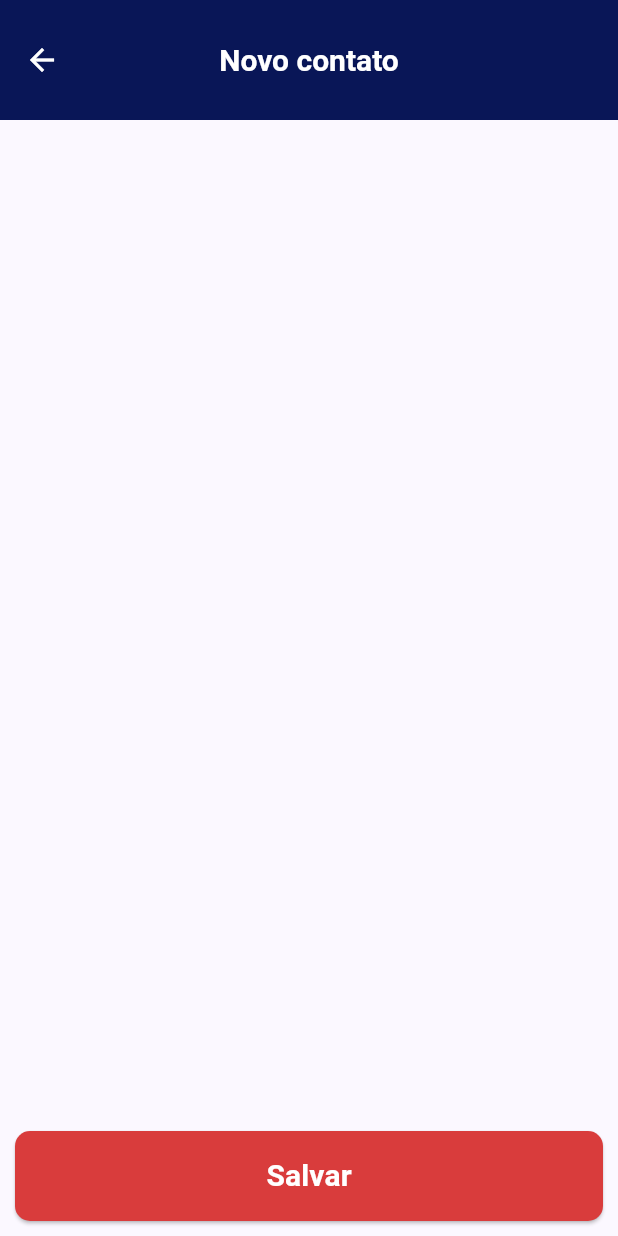
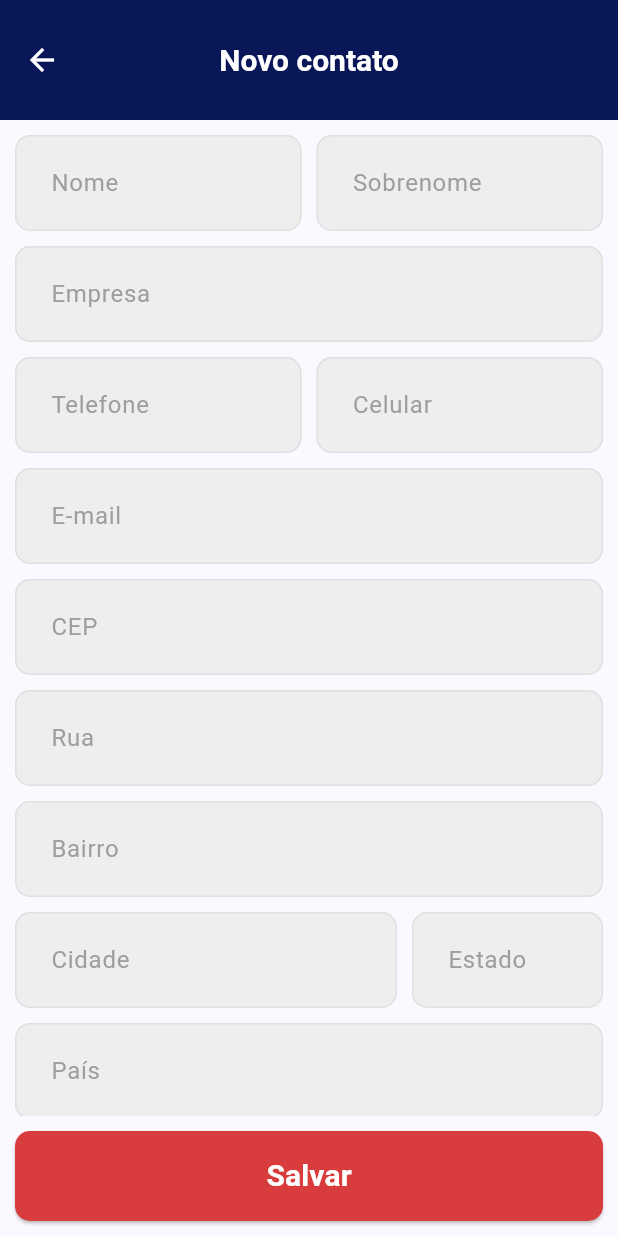
Before and after one commit to Vitor1703/contatos_flutter, a Flutter app: the ContatosPage screen opened directly, after a tap on the "person add" icon, on a phone screen of 412 x 824 dp. Run offline on Flutter 3.47's test engine with Material 3 defaults, Android fonts, the phone set to English and light mode, and no system bars; our stand-ins replace flutter_slidable.

Commit message:
finalizacao pages

```diff
--- /dev/null
+++ b/lib/components/container.dart
@@ -0,0 +1,80 @@
+import 'package:contatos_flutter/configs/color_config.dart';
+import 'package:contatos_flutter/configs/size_config.dart';
+import 'package:flutter/material.dart';
+
+Widget getContainer({
+  double? height,
+  double? width,
+  bool? canExpand,
+  EdgeInsetsGeometry? padding,
+  EdgeInsetsGeometry? margin,
+  Color? backgroundColor,
+  Alignment? alignment,
+  BorderRadiusGeometry? radius,
+  DecorationImage? image,
+  BoxShape? shape,
+  Widget? child,
+}) {
+  return Builder(
+    builder: (context) => Container(
+      height: height,
+      width: canExpand ?? true ? SizeConfig.maxWidthScreen(context) : width,
+      padding: padding ?? const EdgeInsets.all(SizeConfig.spacingDefault),
+      margin: margin,
+      alignment: alignment,
+      decoration: BoxDecoration(
+        color: backgroundColor ?? ColorConfig.grey,
+        borderRadius: shape!= null ? null : (radius ?? BorderRadius.circular(SizeConfig.radiusDefault)),
+        image: image,
+        shape: shape ?? BoxShape.rectangle,
+      ),
+      child: child,
+    ),
+  );
+}
+
+Widget getContainerOnTap({
+  void Function()? onTap,
+  double? height,
+  double? width,
+  bool? canExpand,
+  EdgeInsetsGeometry? padding,
+  EdgeInsetsGeometry? margin,
+  Color? backgroundColor,
+  Color? hoverColor,
+  Alignment? alignment,
+  BorderRadiusGeometry? radius,
+  Widget? child,
+}) {
+  bool isHoveredValue = false;
+
+  return StatefulBuilder(
+    builder: (context, setState) {
+      void onHover(bool isHovered) {
+        setState(() {
+          isHoveredValue = isHovered;
+        });
+      }
+
+      return MouseRegion(
+        cursor: SystemMouseCursors.click,
+        onEnter: (event) => onHover(true),
+        onExit: (event) => onHover(false),
+        child: GestureDetector(
+          onTap: onTap,
+          child: getContainer(
+            height: height,
+            width: width,
+            canExpand: canExpand,
+            padding: padding,
+            margin: margin,
+            backgroundColor: isHoveredValue ? (hoverColor ?? ColorConfig.hoverOpacity) : backgroundColor,
+            alignment: alignment,
+            radius: radius,
+            child: child,
+          ),
+        ),
+      );
+    },
+  );
+}
--- a/lib/components/form_field/form_field.dart
+++ b/lib/components/form_field/form_field.dart
@@ -2,8 +2,7 @@ import 'package:contatos_flutter/configs/size_config.dart';
 import 'package:flutter/material.dart';
 import 'package:flutter/services.dart';
 
-Widget getFormField(
-  TextEditingController controller, {
+Widget getFormField(TextEditingController controller, {
   double? marginBottom,
   double? width,
   InputDecoration? decoration,
@@ -29,6 +28,8 @@ Widget getFormField(
   void Function(String)? onChanged,
   String? Function(String?)? validator,
   List<TextInputFormatter>? inputFormatters,
+  int? minLines,
+  int? maxLines,
 }) {
   return Container(
     padding: EdgeInsets.only(bottom: marginBottom ?? SizeConfig.spacingDefault),
@@ -66,6 +67,8 @@ Widget getFormField(
       validator: validator,
       inputFormatters: inputFormatters ?? [],
       autovalidateMode: AutovalidateMode.onUserInteraction,
+      minLines: minLines ?? 1,
+      maxLines: maxLines ?? 1,
     ),
   );
 }
--- /dev/null
+++ b/lib/components/opcao/opcao.dart
@@ -0,0 +1,250 @@
+import 'package:contatos_flutter/components/container.dart';
+import 'package:contatos_flutter/components/slidable.dart';
+import 'package:contatos_flutter/configs/size_config.dart';
+import 'package:flutter/material.dart';
+import 'opcao_components.dart';
+
+class Opcao extends StatelessWidget {
+  final void Function()? onTap;
+  final List<Widget>? endAction;
+  final EdgeInsetsGeometry? padding;
+  final EdgeInsetsGeometry? margin;
+  final double? width;
+  final double? height;
+  final Color? hoverColor;
+  final Color? background;
+  final Gradient? gradient;
+  final BorderRadiusGeometry? radius;
+  final bool? showBorder;
+  final Color? borderColor;
+  final double? borderWidth;
+  final List<BoxShadow>? boxShadowList;
+  final DecorationImage? image;
+  final Widget? child;
+  final Widget? leading;
+  final bool? showIconLeading;
+  final Color? backgroundIconLeading;
+  final bool? backgroundIconLeadingWithOpacity;
+  final IconData? iconLeading;
+  final Color? iconColorLeading;
+  final double? iconSizeLeading;
+  final String? title;
+  final Widget? titleWidget;
+  final double? titleFontSize;
+  final Color? titleColor;
+  final bool? titleBold;
+  final bool? titleOverflow;
+  final TextDecoration? titleDecoration;
+  final double? titleSpacing;
+  final Widget? subtitleWidget;
+  final String? subtitle;
+  final double? subtitleFontSize;
+  final Color? subtitleColor;
+  final bool? subtitleBold;
+  final bool? subtitleOverflow;
+  final TextDecoration? subtitleDecoration;
+  final Widget? trailingWidget;
+  final IconData? iconTrailing;
+  final double? iconSizeTrailing;
+  final Color? iconColorTrailing;
+  final bool? showErrorMessage;
+  final String? errorMessage;
+  final bool? showExplicacao;
+
+  const Opcao({
+    super.key,
+    this.onTap,
+    this.endAction,
+    this.padding,
+    this.margin,
+    this.width,
+    this.height,
+    this.hoverColor,
+    this.background,
+    this.gradient,
+    this.radius,
+    this.showBorder,
+    this.borderColor,
+    this.borderWidth,
+    this.boxShadowList,
+    this.image,
+    this.child,
+    this.leading,
+    this.showIconLeading,
+    this.backgroundIconLeading,
+    this.backgroundIconLeadingWithOpacity,
+    this.iconLeading,
+    this.iconColorLeading,
+    this.iconSizeLeading,
+    this.title,
+    this.titleWidget,
+    this.titleFontSize,
+    this.titleColor,
+    this.titleBold,
+    this.titleOverflow,
+    this.titleDecoration,
+    this.titleSpacing,
+    this.subtitleWidget,
+    this.subtitle,
+    this.subtitleFontSize,
+    this.subtitleColor,
+    this.subtitleBold,
+    this.subtitleOverflow,
+    this.subtitleDecoration,
+    this.trailingWidget,
+    this.iconTrailing,
+    this.iconSizeTrailing,
+    this.iconColorTrailing,
+    this.showErrorMessage,
+    this.errorMessage,
+    this.showExplicacao,
+  });
+
+  @override
+  Widget build(BuildContext context) {
+    return Column(
+      crossAxisAlignment: CrossAxisAlignment.end,
+      children: [
+        getContainerOnTap(
+          onTap: onTap,
+          padding: padding ?? const EdgeInsets.all(SizeConfig.spacingDefault),
+          margin: margin ?? EdgeInsets.only(bottom: showErrorMessage ?? false ? SizeConfig.spacingSmall : SizeConfig.spacingBig),
+          width: width,
+          height: height,
+          hoverColor: hoverColor,
+          backgroundColor: background,
+          radius: radius,
+          child: child ??
+              Row(
+                crossAxisAlignment: CrossAxisAlignment.center,
+                children: [
+                  getLeadingOpcao(
+                    leading: leading,
+                    showIconLeading: showIconLeading,
+                    backgroundIconLeading: backgroundIconLeading,
+                    backgroundIconLeadingWithOpacity: backgroundIconLeadingWithOpacity,
+                    iconLeading: iconLeading,
+                    iconColorLeading: iconColorLeading,
+                    iconSizeLeading: iconSizeLeading,
+                  ),
+                  Expanded(
+                    child: Column(
+                      crossAxisAlignment: CrossAxisAlignment.start,
+                      mainAxisAlignment: MainAxisAlignment.center,
+                      children: [
+                        getTitleOpcao(
+                          titleWidget: titleWidget,
+                          title: title,
+                          titleFontSize: titleFontSize,
+                          titleColor: titleColor,
+                          titleBold: titleBold,
+                        ),
+                        getSubtitleOpcao(
+                          subtitleWidget: subtitleWidget,
+                          subtitle: subtitle,
+                          subtitleFontSize: subtitleFontSize,
+                          subtitleColor: subtitleColor,
+                          subtitleBold: subtitleBold,
+                        ),
+                      ],
+                    ),
+                  ),
+                  getTrailingOpcao(
+                    trailingWidget: trailingWidget,
+                    iconTrailing: iconTrailing,
+                    iconSizeTrailing: iconSizeTrailing,
+                    iconColorTrailing: iconColorTrailing,
+                  ),
+                ],
+              ),
+        ),
+      ],
+    );
+  }
+
+  Widget getOpcaoSemIcone() {
+    return Opcao(
+      onTap: onTap,
+      padding: padding,
+      margin: margin,
+      width: width,
+      height: height,
+      hoverColor: hoverColor,
+      background: background,
+      gradient: gradient,
+      radius: radius,
+      showBorder: showBorder,
+      borderColor: borderColor,
+      borderWidth: borderWidth,
+      boxShadowList: boxShadowList,
+      showIconLeading: false,
+      leading: leading,
+      title: title,
+      titleWidget: titleWidget,
+      titleFontSize: titleFontSize,
+      titleColor: titleColor,
+      titleBold: titleBold,
+      titleOverflow: titleOverflow,
+      titleSpacing: titleSpacing,
+      subtitleWidget: subtitleWidget,
+      subtitle: subtitle,
+      subtitleFontSize: subtitleFontSize,
+      subtitleColor: subtitleColor,
+      subtitleBold: subtitleBold,
+      subtitleOverflow: subtitleOverflow,
+      trailingWidget: trailingWidget,
+      iconTrailing: iconTrailing,
+      iconSizeTrailing: iconSizeTrailing,
+      iconColorTrailing: iconColorTrailing,
+      showErrorMessage: showErrorMessage,
+      errorMessage: errorMessage,
+    );
+  }
+
+  Widget getOpcaoSlidable({EdgeInsetsGeometry? margin}) {
+    return Padding(
+      padding: margin ?? const EdgeInsets.only(bottom: SizeConfig.spacingDefault),
+      child: getSlidable(
+        endAction: endAction,
+        child: Opcao(
+          titleWidget: titleWidget,
+          onTap: onTap,
+          padding: padding,
+          margin: EdgeInsets.zero,
+          width: width,
+          height: height,
+          hoverColor: hoverColor,
+          background: background,
+          gradient: gradient,
+          radius: radius,
+          showBorder: showBorder,
+          borderColor: borderColor,
+          borderWidth: borderWidth,
+          boxShadowList: boxShadowList,
+          leading: leading,
+          showIconLeading: showIconLeading,
+          backgroundIconLeading: backgroundIconLeading,
+          iconLeading: iconLeading,
+          iconColorLeading: iconColorLeading,
+          title: title,
+          titleFontSize: titleFontSize,
+          titleColor: titleColor,
+          titleBold: titleBold,
+          titleOverflow: titleOverflow,
+          subtitleWidget: subtitleWidget,
+          subtitle: subtitle,
+          subtitleFontSize: subtitleFontSize,
+          subtitleColor: subtitleColor,
+          subtitleBold: subtitleBold,
+          subtitleOverflow: subtitleOverflow,
+          trailingWidget: trailingWidget,
+          iconTrailing: iconTrailing,
+          iconSizeTrailing: iconSizeTrailing,
+          iconColorTrailing: iconColorTrailing,
+          showErrorMessage: showErrorMessage,
+          errorMessage: errorMessage,
+        ),
+      ),
+    );
+  }
+}
--- /dev/null
+++ b/lib/components/opcao/opcao_components.dart
@@ -0,0 +1,112 @@
+import 'package:contatos_flutter/components/text.dart';
+import 'package:contatos_flutter/configs/color_config.dart';
+import 'package:contatos_flutter/configs/size_config.dart';
+import 'package:flutter/material.dart';
+
+// Monta a parte do icon ou qualquer outro widget o componente do opção
+Widget getLeadingOpcao({
+  EdgeInsetsGeometry? margin,
+  Widget? leading,
+  bool? showIconLeading,
+  Color? backgroundIconLeading,
+  bool? backgroundIconLeadingWithOpacity,
+  IconData? iconLeading,
+  Color? iconColorLeading,
+  double? iconSizeLeading,
+}) {
+  if (leading == null) {
+    if (showIconLeading ?? true) {
+      return Container(
+        padding: const EdgeInsets.all(SizeConfig.spacingDefault),
+        margin: margin ?? const EdgeInsets.only(right: SizeConfig.spacingDefault),
+        decoration: BoxDecoration(
+          color: (backgroundIconLeadingWithOpacity ?? true ? backgroundIconLeading?.withOpacity(0.3) : backgroundIconLeading) ?? (backgroundIconLeadingWithOpacity ?? true ? ColorConfig.secondary : ColorConfig.primary),
+          borderRadius: BorderRadius.circular(SizeConfig.radiusSmall),
+        ),
+        child: Icon(iconLeading ?? Icons.add, color: iconColorLeading ?? ColorConfig.primary, size: iconSizeLeading ?? SizeConfig.iconDefault),
+      );
+    }
+  }
+
+  if (leading != null) {
+    return Padding(
+      padding: const EdgeInsets.only(right: SizeConfig.spacingDefault),
+      child: leading,
+    );
+  }
+
+  return Container();
+}
+
+// Monta um título padrão do opção ou um widget personalizado
+Widget getTitleOpcao({
+  EdgeInsetsGeometry? margin,
+  Widget? titleWidget,
+  String? title,
+  double? titleFontSize,
+  Color? titleColor,
+  bool? titleBold,
+}) {
+  if (titleWidget == null) {
+    return Padding(
+      padding: margin ?? EdgeInsets.zero,
+      child: getText(
+        text: title ?? '',
+        fontSize: titleFontSize ?? SizeConfig.fontDefault,
+        color: titleColor,
+        bold: titleBold ?? true,
+      ),
+    );
+  }
+
+  return titleWidget;
+}
+
+// Monta o subtitulo do opção ou um widget personalizado
+Widget getSubtitleOpcao({
+  Widget? subtitleWidget,
+  String? subtitle,
+  double? subtitleFontSize,
+  Color? subtitleColor,
+  bool? subtitleBold,
+}) {
+  if (subtitleWidget == null) {
+    if (subtitle != null) {
+      return Padding(
+        padding: const EdgeInsets.only(top: SizeConfig.spacingDefault),
+        child: getText(
+          text: subtitle,
+          fontSize: subtitleFontSize ?? SizeConfig.fontSmall,
+          color: subtitleColor,
+          bold: subtitleBold ?? false,
+        ),
+      );
+    }
+  }
+
+  return subtitleWidget ?? Container();
+}
+
+// Monta o icone - > no final do opção ou qualquer outro widget personalizado
+Widget getTrailingOpcao({
+  Widget? trailingWidget,
+  IconData? iconTrailing,
+  double? iconSizeTrailing,
+  Color? iconColorTrailing,
+}) {
+  if (trailingWidget == null) {
+    return Padding(
+      padding: const EdgeInsets.only(left: SizeConfig.spacingDefault),
+      child: Icon(
+        iconTrailing ?? Icons.arrow_forward_ios,
+        size: iconSizeTrailing ?? SizeConfig.iconSmall,
+        color: iconColorTrailing,
+      ),
+    );
+  }
+
+  return Padding(
+    padding: const EdgeInsets.only(left: SizeConfig.spacingDefault),
+    child: trailingWidget,
+  );
+}
--- /dev/null
+++ b/lib/components/slidable.dart
@@ -0,0 +1,38 @@
+import 'package:contatos_flutter/configs/color_config.dart';
+import 'package:contatos_flutter/configs/size_config.dart';
+import 'package:flutter/material.dart';
+import 'package:flutter_slidable/flutter_slidable.dart';
+
+Slidable getSlidable({List<Widget>? endAction, required Widget child}) {
+  return Slidable(
+    endActionPane: ActionPane(
+      motion: const ScrollMotion(),
+      children: endAction ?? [],
+    ),
+    child: child,
+  );
+}
+
+SlidableAction getSlidableActionExcluir(BuildContext context, {required Function onPressedExcluir}) {
+  return SlidableAction(
+    onPressed: (value) => {},
+    backgroundColor: Colors.red,
+    foregroundColor: ColorConfig.white,
+    icon: Icons.delete,
+    label: 'Excluir',
+    padding: const EdgeInsets.all(SizeConfig.spacingSmall),
+    borderRadius: BorderRadius.circular(SizeConfig.radiusDefault),
+  );
+}
+
+SlidableAction getSlidableActionEditar({void Function(BuildContext)? onPressed}) {
+  return SlidableAction(
+    onPressed: onPressed,
+    backgroundColor: ColorConfig.primary,
+    foregroundColor: ColorConfig.white,
+    icon: Icons.edit,
+    label: 'Editar',
+    padding: const EdgeInsets.all(SizeConfig.spacingSmall),
+    borderRadius: BorderRadius.circular(SizeConfig.radiusDefault),
+  );
+}
--- /dev/null
+++ b/lib/functions/enum.dart
@@ -0,0 +1 @@
+enum EnumContatoPage {novo, editar, visualizar}
--- a/lib/pages/contatos/contatos_form_page.dart
+++ b/lib/pages/contatos/contatos_form_page.dart
@@ -1,35 +1,125 @@
 import 'package:contatos_flutter/components/button.dart';
+import 'package:contatos_flutter/components/form_field/form_field.dart';
 import 'package:contatos_flutter/components/scaffold.dart';
+import 'package:contatos_flutter/components/scroll.dart';
+import 'package:contatos_flutter/components/spacing.dart';
 import 'package:contatos_flutter/configs/color_config.dart';
 import 'package:contatos_flutter/configs/size_config.dart';
+import 'package:contatos_flutter/functions/enum.dart';
+import 'package:contatos_flutter/functions/navigator.dart';
 import 'package:flutter/material.dart';
 
 class ContatosFormPage extends StatefulWidget {
-  final bool isNovoContato;
+  final EnumContatoPage contato;
 
-  const ContatosFormPage({required this.isNovoContato, super.key});
+  const ContatosFormPage({required this.contato, super.key});
 
   @override
   State<ContatosFormPage> createState() => _ContatosFormPageState();
 }
 
 class _ContatosFormPageState extends State<ContatosFormPage> {
+  final TextEditingController nome = TextEditingController();
+  final TextEditingController sobrenome = TextEditingController();
+  final TextEditingController empresa = TextEditingController();
+  final TextEditingController telefone = TextEditingController();
+  final TextEditingController celular = TextEditingController();
+  final TextEditingController email = TextEditingController();
+  final TextEditingController cep = TextEditingController();
+  final TextEditingController rua = TextEditingController();
+  final TextEditingController bairro = TextEditingController();
+  final TextEditingController cidade = TextEditingController();
+  final TextEditingController estado = TextEditingController();
+  final TextEditingController pais = TextEditingController();
+  final TextEditingController aniversario = TextEditingController();
+  final TextEditingController notas = TextEditingController();
+
+  Widget form() {
+    final bool readOnly = widget.contato == EnumContatoPage.visualizar;
+
+    return getScrollVertical(
+      children: [
+        Row(
+          children: [
+            Expanded(child: getFormField(nome, labelText: 'Nome', readOnly: readOnly)),
+            spacingHorizontal(),
+            Expanded(child: getFormField(sobrenome, labelText: 'Sobrenome', readOnly: readOnly)),
+          ],
+        ),
+        getFormField(empresa, labelText: 'Empresa'),
+        Row(
+          children: [
+            Expanded(child: getFormField(telefone, labelText: 'Telefone', readOnly: readOnly)),
+            spacingHorizontal(),
+            Expanded(child: getFormField(celular, labelText: 'Celular', readOnly: readOnly)),
+          ],
+        ),
+        getFormField(email, labelText: 'E-mail', readOnly: readOnly),
+        getFormField(cep, labelText: 'CEP', readOnly: readOnly),
+        getFormField(rua, labelText: 'Rua', readOnly: readOnly),
+        getFormField(bairro, labelText: 'Bairro', readOnly: readOnly),
+        Row(
+          children: [
+            Expanded(flex: 2, child: getFormField(cidade, labelText: 'Cidade', readOnly: readOnly)),
+            spacingHorizontal(),
+            Expanded(child: getFormField(estado, labelText: 'Estado', readOnly: readOnly)),
+          ],
+        ),
+        getFormField(pais, labelText: 'País', readOnly: readOnly),
+        getFormField(aniversario, labelText: 'Aniversário', readOnly: readOnly),
+        getFormField(notas, labelText: 'Notas', minLines: 3, maxLines: 3, readOnly: readOnly),
+      ],
+    );
+  }
 
   Widget getButton() {
     return getButtonText(
       text: 'Salvar',
       margin: const EdgeInsets.all(SizeConfig.spacingDefault),
-      onPressed: () => {},
+      onPressed: () => out(context),
     );
+  }
+
+  String title() {
+    switch (widget.contato) {
+      case EnumContatoPage.novo:
+        return 'Novo contato';
+
+      case EnumContatoPage.editar:
+        return 'Editar contato';
+
+      default:
+        return 'Visualizar contato';
+    }
   }
 
   @override
   Widget build(BuildContext context) {
     return getScaffold(
-      title: widget.isNovoContato ? 'Novo contato' : 'Editar contato',
+      title: title(),
       leading: const BackButton(color: ColorConfig.white),
-      body: Container(),
+      body: form(),
       bottom: getButton(),
     );
   }
+
+  @override
+  void dispose() {
+    nome.dispose();
+    sobrenome.dispose();
+    empresa.dispose();
+    telefone.dispose();
+    celular.dispose();
+    email.dispose();
+    cep.dispose();
+    rua.dispose();
+    bairro.dispose();
+    cidade.dispose();
+    estado.dispose();
+    pais.dispose();
+    aniversario.dispose();
+    notas.dispose();
+
+    super.dispose();
+  }
 }
--- a/lib/pages/contatos/contatos_page.dart
+++ b/lib/pages/contatos/contatos_page.dart
@@ -1,5 +1,15 @@
+import 'dart:math';
+
+import 'package:contatos_flutter/components/container.dart';
+import 'package:contatos_flutter/components/opcao/opcao.dart';
 import 'package:contatos_flutter/components/scaffold.dart';
+import 'package:contatos_flutter/components/scroll.dart';
+import 'package:contatos_flutter/components/slidable.dart';
+import 'package:contatos_flutter/components/spacing.dart';
+import 'package:contatos_flutter/components/text.dart';
 import 'package:contatos_flutter/configs/color_config.dart';
+import 'package:contatos_flutter/configs/size_config.dart';
+import 'package:contatos_flutter/functions/enum.dart';
 import 'package:contatos_flutter/functions/navigator.dart';
 import 'package:contatos_flutter/pages/contatos/contatos_form_page.dart';
 import 'package:flutter/material.dart';
@@ -12,8 +22,52 @@ class ContatosPage extends StatefulWidget {
 }
 
 class _ContatosPageState extends State<ContatosPage> {
+  final List<Color> colors = [Colors.red, Colors.green, Colors.yellow, Colors.purple, Colors.black, Colors.orange, Colors.pink, Colors.cyan, Colors.grey, Colors.blue];
+
+  Widget getContato({Color? backgroundColor, required String nome, required String? celular}) {
+    return Opcao(
+      background: Colors.grey.shade200,
+      onTap: () => open(context, const ContatosFormPage(contato: EnumContatoPage.visualizar)),
+      leading: getContainer(
+        shape: BoxShape.circle,
+        backgroundColor: backgroundColor,
+        alignment: Alignment.center,
+        canExpand: false,
+        child: getText(
+          text: nome.substring(0, 1),
+          bold: true,
+          fontSize: SizeConfig.fontBig,
+        ),
+      ),
+      title: nome,
+      subtitle: celular,
+      endAction: [
+        spacingHorizontal(),
+        getSlidableActionExcluir(context, onPressedExcluir: () => {}),
+        spacingHorizontal(),
+        getSlidableActionEditar(onPressed: (context) => open(context, const ContatosFormPage(contato: EnumContatoPage.editar))),
+      ],
+    ).getOpcaoSlidable();
+  }
+
   Widget body() {
-    return Container();
+    final List<Widget> itens = [];
+
+    final Random random = Random();
+
+    for (int i = 0; i <= 10; i++) {
+      final Color randomColor = colors[random.nextInt(colors.length)];
+
+      itens.add(
+        getContato(
+          backgroundColor: randomColor,
+          nome: 'Pessoa $i',
+          celular: '(34) 9 9765-9863',
+        ),
+      );
+    }
+
+    return getScrollVertical(children: itens);
   }
 
   @override
@@ -22,7 +76,7 @@ class _ContatosPageState extends State<ContatosPage> {
       title: 'Contatos',
       body: body(),
       floatingButton: FloatingActionButton(
-        onPressed: () => open(context, const ContatosFormPage(isNovoContato: true)),
+        onPressed: () => open(context, const ContatosFormPage(contato: EnumContatoPage.novo)),
         backgroundColor: ColorConfig.secondary,
         child: const Icon(Icons.person_add_rounded, color: ColorConfig.white),
       ),
```
Also changed, not shown: pubspec.yaml (+2 -69 lines), pubspec.lock.
